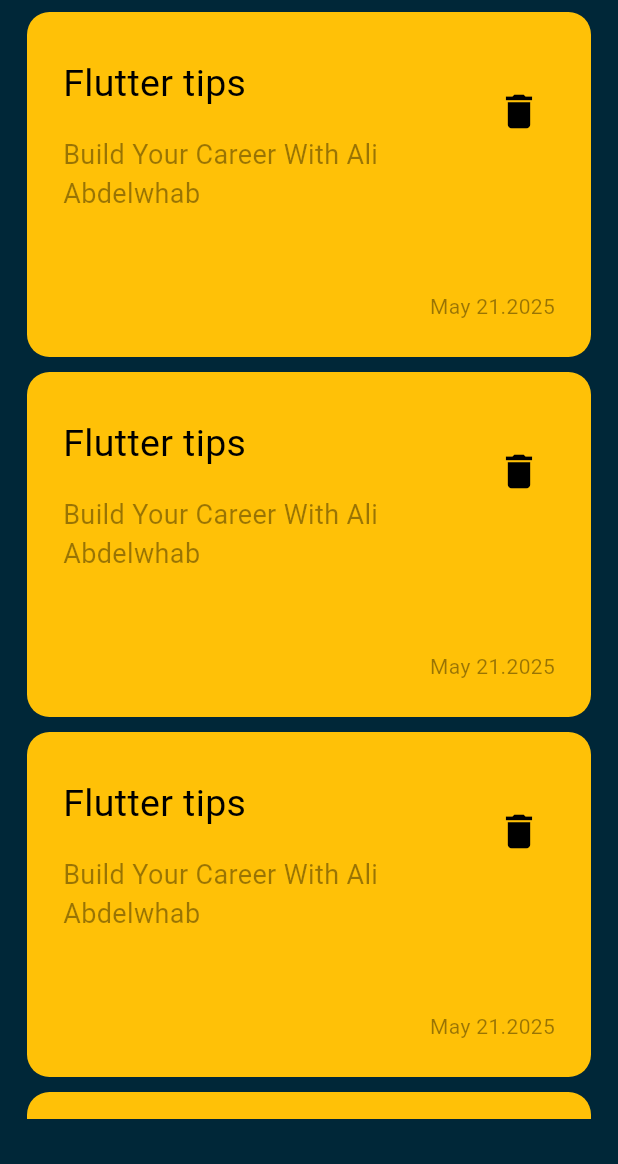
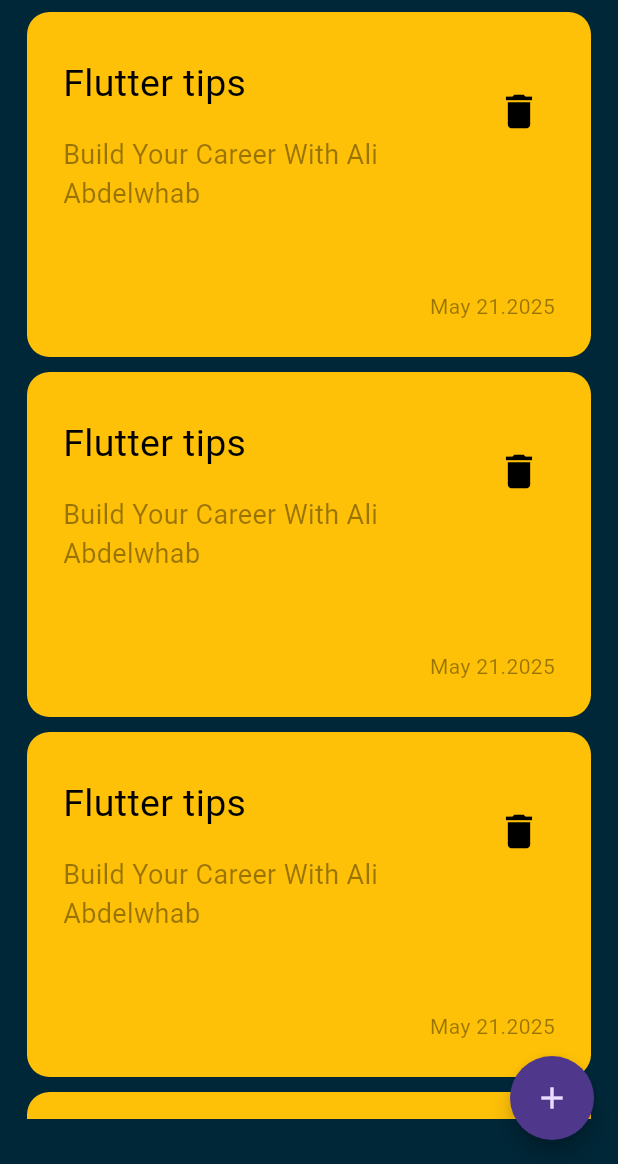
Before and after one commit to 3bowhab/Flutter_Apps, a Flutter app: the screen it shows after launch, on a phone screen of 412 x 824 dp, the part 72-1236 px from its top. Run offline on Flutter 3.47's test engine with Material 3 defaults, Android fonts, the phone set to English and light mode, and no system bars.

Commit message:
floating button

```diff
--- a/notes_app/lib/views/home_view.dart
+++ b/notes_app/lib/views/home_view.dart
@@ -9,6 +9,13 @@ class HomeView extends StatelessWidget {
   Widget build(BuildContext context) {
     return Scaffold(
       appBar: CustomAppBar(),
+      floatingActionButton: FloatingActionButton(
+        shape: const CircleBorder(),
+        onPressed: () {
+          // Add your action here
+        },
+        child: const Icon(Icons.add),
+      ),
       body: Padding(
         padding: const EdgeInsets.only(right: 18, left: 18, bottom: 30),
         child: ListView.builder(
```
